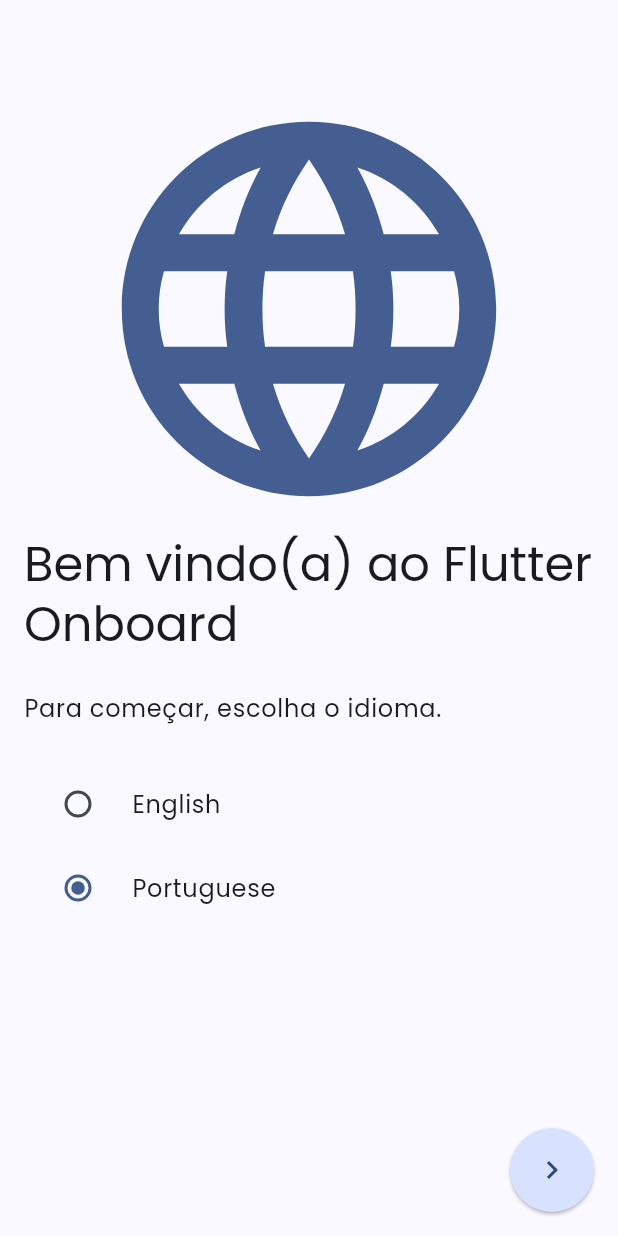
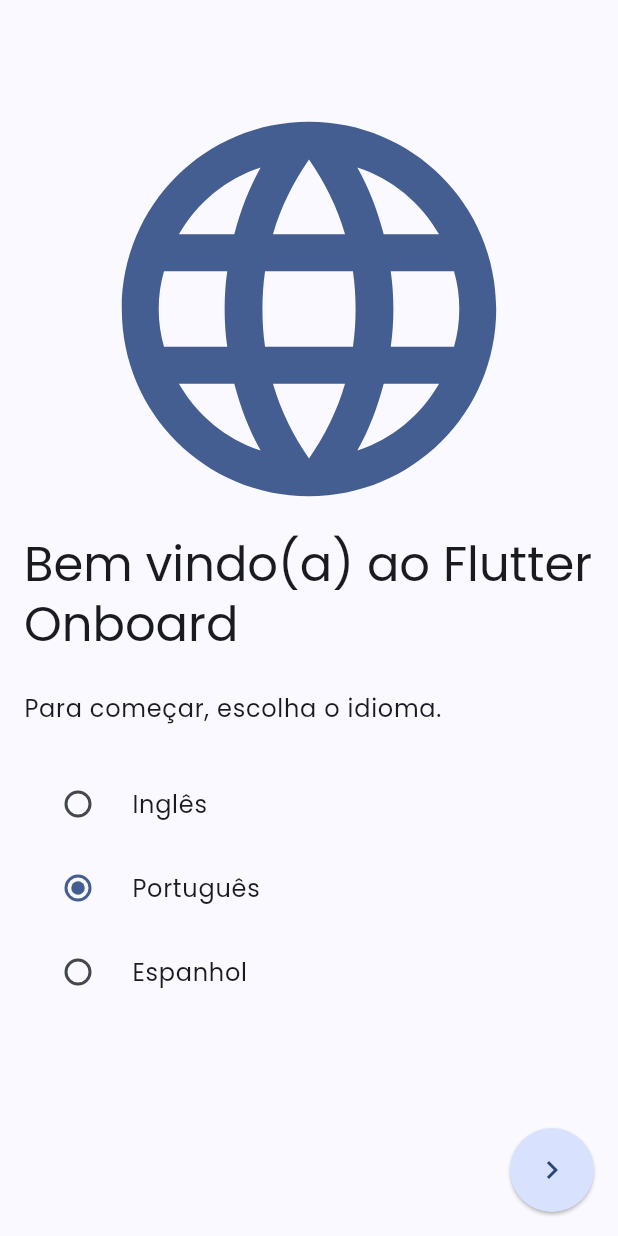
Before and after one commit to jcmljunior/flutter_onboard, a Flutter app: the screen it shows after launch, after a tap on "Portuguese", on a phone screen of 412 x 824 dp. Run offline on Flutter 3.47's test engine with Material 3 defaults, Android fonts, the light colour scheme and no system bars; our stand-ins replace flutter_svg.

Commit message:
Refatoração do sistema de traduções.

```diff
--- a/assets/locales/en_US.json
+++ b/assets/locales/en_US.json
@@ -7,5 +7,8 @@
   "onboard/organize_your_tasks/title": "Organize your tasks",
   "onboard/organize_your_tasks/subtitle": "You can organize your daily tasks by adding your tasks into separate categories.",
   "onboard/create_daily_routine/title": "Create daily routine",
-  "onboard/create_daily_routine/subtitle": "In %s  you can create your personalized routine to stay productive."
+  "onboard/create_daily_routine/subtitle": "In %s  you can create your personalized routine to stay productive.",
+  "onboard/languages/pt_BR": "Portuguese",
+  "onboard/languages/en_US": "English",
+  "onboard/languages/es_ES": "Spanish"
 }
--- /dev/null
+++ b/assets/locales/es_ES.json
@@ -0,0 +1,7 @@
+{
+    "welcome/title": "Bienvenido(a) al %s",
+    "welcome/subtitle": "Por favor, elige tu idioma.",
+    "onboard/languages/pt_BR": "Portugues",
+    "onboard/languages/en_US": "Ingles",
+    "onboard/languages/es_ES": "Español"
+}
--- a/assets/locales/pt_BR.json
+++ b/assets/locales/pt_BR.json
@@ -6,5 +6,8 @@
   "onboard/organize_your_tasks/title": "Organize suas tarefas",
   "onboard/organize_your_tasks/subtitle": "Você pode organizar suas tarefas diárias adicionando suas tarefas em categorias separadas.",
   "onboard/create_daily_routine/title": "Crie uma rotina diária",
-  "onboard/create_daily_routine/subtitle": "Em %s, você pode criar sua rotina personalizada para ficar produtivo."
+  "onboard/create_daily_routine/subtitle": "Em %s, você pode criar sua rotina personalizada para ficar produtivo.",
+  "onboard/languages/pt_BR": "Português",
+  "onboard/languages/en_US": "Inglês",
+  "onboard/languages/es_ES": "Espanhol"
 }
--- a/lib/features/welcome/pages/welcome.page.dart
+++ b/lib/features/welcome/pages/welcome.page.dart
@@ -1,3 +1,4 @@
+import 'dart:developer';
 import 'package:flutter/material.dart';
 import 'package:flutter_onboard/features/app/constants/app.constant.dart';
 import 'package:flutter_onboard/features/welcome/containers/translate_manager.container.dart';
@@ -95,31 +96,27 @@
                         const SizedBox(
                           height: 24.0,
                         ),
+
                         Wrap(
                           children: List.generate(
                               TranslateManager.of(context)
                                   .translateManagerStore
-                                  .availableLocales
+                                  .availableLanguages
                                   .length, (int index) {
-                            return RadioListTile(
-                              title: Text(TranslateManager.of(context)
-                                  .translateManagerStore
-                                  .getLanguageName(
-                                      locale: TranslateManager.of(context)
-                                          .translateManagerStore
-                                          .availableLocales
-                                          .elementAt(index))),
+                            return RadioListTile<String>(
                               value: TranslateManager.of(context)
                                   .translateManagerStore
-                                  .availableLocales
-                                  .elementAt(index),
-                              groupValue: TranslateManager.of(context)
-                                  .translateManagerStore
-                                  .value
-                                  .currentLanguage,
-                              onChanged: (value) => TranslateManager.of(context)
-                                  .translateManagerStore
-                                  .handleLocaleChange(value),
+                                  .availableLanguages[index],
+                              groupValue: state.currentLanguage!,
+                              onChanged: (String? value) {
+                                TranslateManager.of(context)
+                                    .translateManagerStore
+                                    .handleLanguageChange(value!);
+                              },
+                              title:
+                                  Text(TranslateManager.of(context).translate(
+                                'onboard/languages/${TranslateManager.of(context).translateManagerStore.availableLanguages[index]}',
+                              )),
                             );
                           }),
                         ),
--- a/lib/features/welcome/providers/translate_manager_store.provider.dart
+++ b/lib/features/welcome/providers/translate_manager_store.provider.dart
@@ -5,82 +5,68 @@
 
 class TranslateManagerStore extends ValueNotifier<TranslateManagerState> {
   TranslateManagerStore() : super(TranslateManagerStateInitial()) {
-    // Inicialização do idioma padrão.
-    // Necessário caso a informação seja provida por um banco de dados...
-    // setLocale('pt_BR');
+    handleInitialLanguage();
+  }
 
-    // Carregamento dos idiomas disponíveis.
-    loadLocalizedStrings(value.currentLanguage!)
-        .then((Map<String, String> localizedStrings) {
-      setLocalizedStrings(localizedStrings);
+  List<String> get availableLanguages => ['en_US', 'pt_BR', 'es_ES'];
+
+  String get defaultLanguage => 'pt_BR';
+
+  String get languageCode => value.currentLanguage!.split('_').first;
+
+  String get countryCode => value.currentLanguage!.split('_').last;
+
+  Future<void> setLanguage(String newLanguage) async {
+    if (!availableLanguages.contains(newLanguage)) {
+      return;
+    }
+
+    value = value.copyWith(
+      currentLanguage: newLanguage,
+    );
+  }
+
+  Future<void> setLocalizedStrings(
+      Map<String, String> newLocalizedStrings) async {
+    await loadLocalizedStrings(defaultLanguage).then((localizedStrings) {
+      value = value.copyWith(
+        localizedStrings: localizedStrings!.map((String key, String value) {
+          return MapEntry(
+            key,
+            newLocalizedStrings[key] ?? value,
+          );
+        }),
+      );
     });
   }
 
-  // Importante: os idiomas disponíveis devem estar aqui.
-  List<String> get availableLocales => ['en_US', 'pt_BR'];
-
-  String get getLanguageCode => value.currentLanguage!.split('_').first;
-
-  String get getCountryCode => value.currentLanguage!.split('_').last;
-
-  String getLanguageName({String? locale}) {
-    if (!availableLocales.contains(locale) && locale != null) {
-      throw Exception('Locale not available');
+  Future<Map<String, String>?> loadLocalizedStrings(String language) async {
+    if (!availableLanguages.contains(language)) {
+      return null;
     }
 
-    switch (locale) {
-      case 'en_US':
-        return 'English';
-      case 'pt_BR':
-        return 'Portuguese';
-      default:
-        return 'English';
-    }
+    return Map<String, String>.from(
+      jsonDecode(
+        await rootBundle.loadString(
+          'assets/locales/$language.json',
+        ),
+      ),
+    );
   }
 
-  Future<Map<String, String>> loadLocalizedStrings(String locale) async {
-    try {
-      if (!availableLocales.contains(locale)) {
-        throw Exception('Locale not available');
-      }
-
-      return Map<String, String>.from(
-        jsonDecode(
-          await rootBundle.loadString('assets/locales/$locale.json'),
-        ),
-      );
-    } catch (e) {
-      throw Exception(e);
-    }
-  }
-
-  Future<void> handleLocaleChange(String? locale) async {
-    setLocale(locale).then((_) {
-      loadLocalizedStrings(value.currentLanguage!)
-          .then((Map<String, String> localizedStrings) {
-        setLocalizedStrings(localizedStrings);
-      });
+  Future<void> handleInitialLanguage() async {
+    await loadLocalizedStrings(value.currentLanguage!).then((localizedStrings) {
+      setLocalizedStrings(localizedStrings!);
     });
   }
 
-  Future setLocale(String? locale) async {
-    try {
-      if (!availableLocales.contains(locale)) {
-        throw Exception('Locale not available');
-      }
-
-      value = value.copyWith(
-        currentLanguage: locale,
-      );
-    } catch (e) {
-      throw Exception(e);
-    }
-  }
-
-  void setLocalizedStrings(Map<String, String> localizedStrings) {
-    value = value.copyWith(
-      localizedStrings: localizedStrings,
-    );
+  Future<void> handleLanguageChange(String newLanguage) async {
+    await setLanguage(newLanguage).then((_) {
+      return loadLocalizedStrings(value.currentLanguage!)
+          .then((localizedStrings) {
+        setLocalizedStrings(localizedStrings!);
+      });
+    });
   }
 
   String translate(String key, {List<String>? args}) {
--- a/pubspec.yaml
+++ b/pubspec.yaml
@@ -36,3 +36,4 @@
     - assets/images/intro/organize_your_tasks.svg
     - assets/locales/en_US.json
     - assets/locales/pt_BR.json
+    - assets/locales/es_ES.json
```
